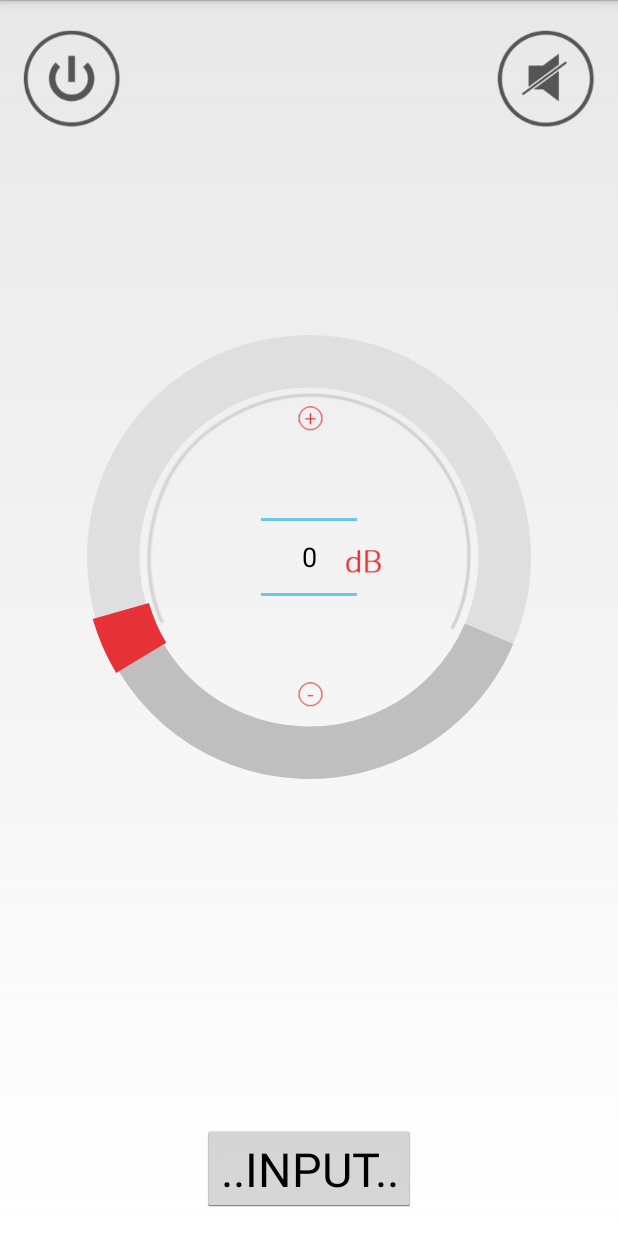
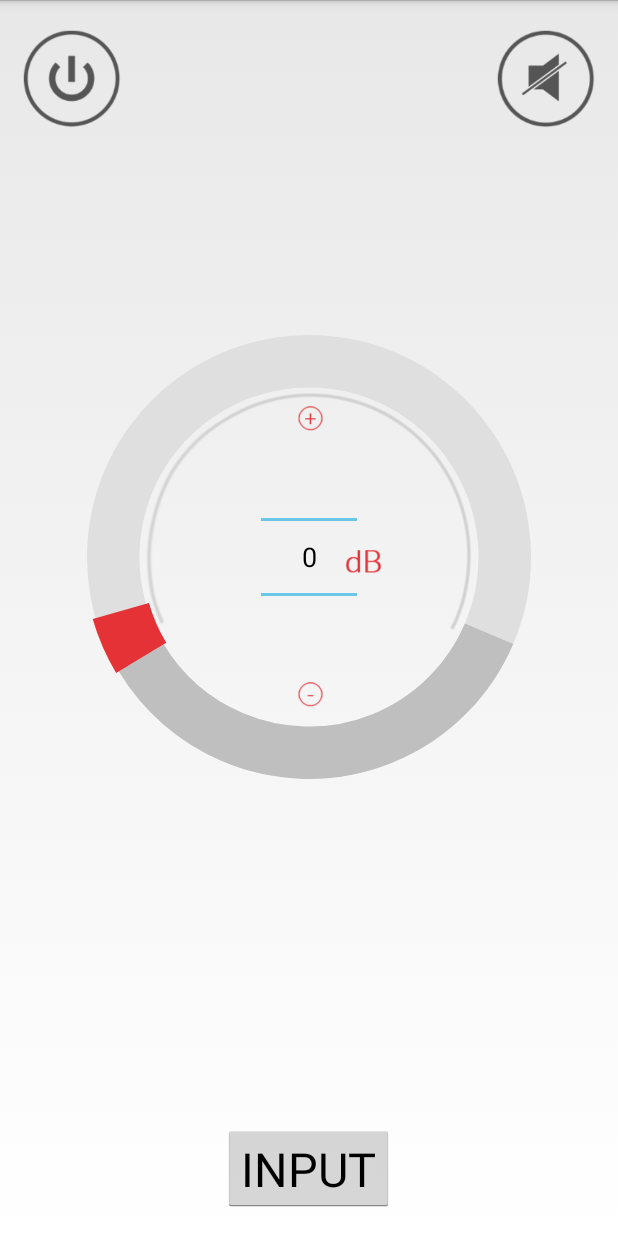
Before and after one commit to guidorsmit/RemoteDAC212, an Android app: the layout fragment_main.xml on its own in the app's theme, with its tools: preview values and no code run, on a phone screen of 412 x 824 dp. Run offline under Robolectric (Android 15) with nearby library versions, the light colour scheme and no system bars.

Commit message:
Update input text

```diff
--- a/app/src/main/res/layout/fragment_main.xml
+++ b/app/src/main/res/layout/fragment_main.xml
@@ -119,7 +119,7 @@
             android:layout_height="wrap_content"
             android:layout_x="126dp"
             android:layout_y="451dp"
-            android:text="..INPUT.."
+            android:text="INPUT"
             android:textSize="14pt" />
 
         <Button
```
